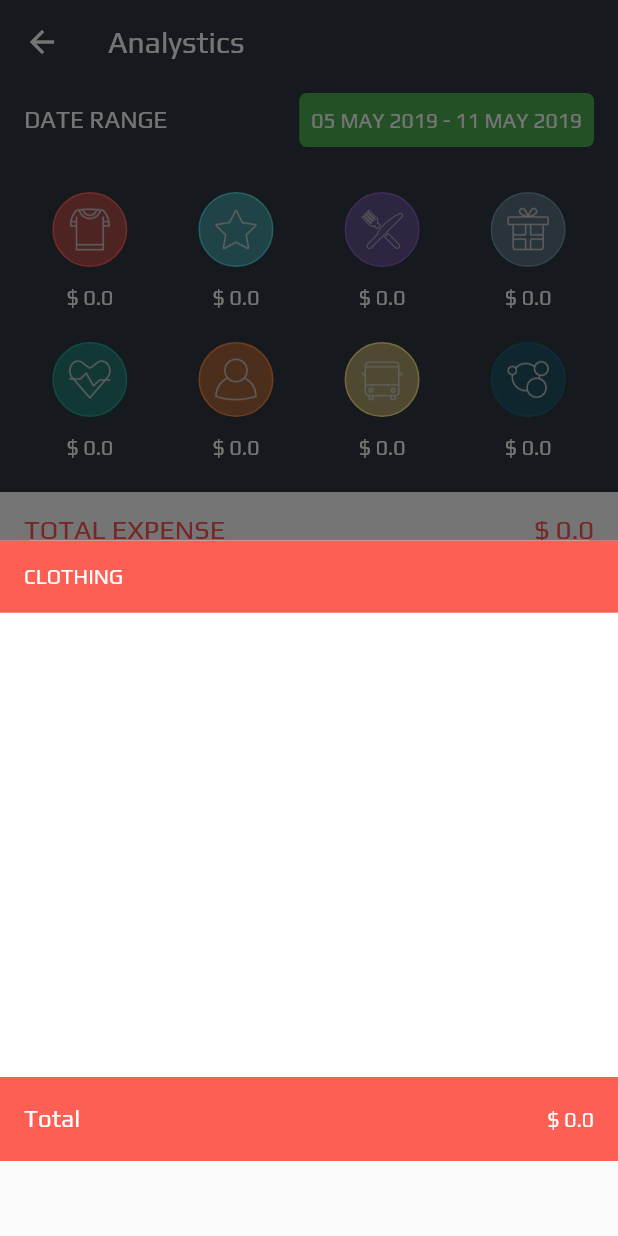
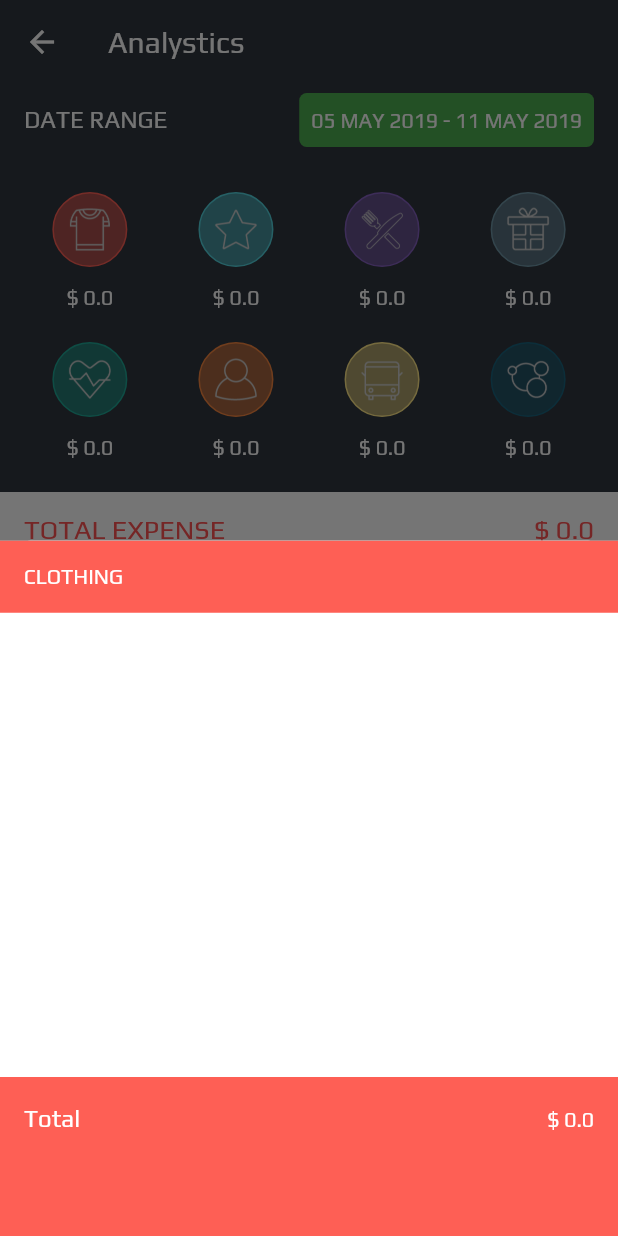
Before and after one commit to lmp95/mobile-expense, a Flutter app: the WeekAnalystics screen opened directly, after a tap on "$ 0.0", on a phone screen of 412 x 824 dp. Run offline on Flutter 3.47's test engine with Material 2 defaults, Android fonts, the phone set to English and light mode, and no system bars; our stand-ins replace charts_flutter, flutter_slidable, month_picker_dialog, percent_indicator, sqflite; missing offline and left inert: date_range_picker, firebase_admob, flutter_calendar, flutter_picker; accounts and stored records are empty.

Commit message:
layout minor changes

```diff
--- a/lib/Views/Analystics/Month/generate_cate_monthly_exp_list.dart
+++ b/lib/Views/Analystics/Month/generate_cate_monthly_exp_list.dart
@@ -23,7 +23,6 @@ generateReport(DateTime _selectedMonth, String category, BuildContext context,
       context: context,
       builder: (builder) {
         return Container(
-          margin: EdgeInsets.only(bottom: 50.0),
           color: Colors.white,
           child: Column(
             children: <Widget>[
@@ -82,6 +81,7 @@ generateReport(DateTime _selectedMonth, String category, BuildContext context,
                 ),
               ),
               Container(
+                padding: EdgeInsets.only(bottom: 50.0),
                 margin: EdgeInsets.symmetric(horizontal: 16.0),
                 child: ListTile(
                   title: Text("Total"),
--- a/lib/Views/Analystics/Week/weekly_modal_dialog.dart
+++ b/lib/Views/Analystics/Week/weekly_modal_dialog.dart
@@ -15,7 +15,6 @@ void showModalSheet(
     context: context,
     builder: (builder) {
       return Container(
-        margin: EdgeInsets.only(bottom: 50.0),
         decoration: BoxDecoration(
           borderRadius: BorderRadius.only(
               topLeft: Radius.circular(20.0), topRight: Radius.circular(20.0)),
@@ -47,6 +46,7 @@ void showModalSheet(
               ),
             ),
             Container(
+                padding: EdgeInsets.only(bottom: 50.0),
                 color: color,
                 child: ListTile(
                   title: Text(
--- a/lib/Views/Analystics/Year/year_exp_list.dart
+++ b/lib/Views/Analystics/Year/year_exp_list.dart
@@ -29,7 +29,6 @@ void showYearExpList(context, category, color, selectedYear) {
       context: context,
       builder: (BuildContext bc) {
         return Container(
-          margin: EdgeInsets.only(bottom: 50.0),
           child: Column(
             mainAxisSize: MainAxisSize.max,
             children: <Widget>[
@@ -108,6 +107,7 @@ void showYearExpList(context, category, color, selectedYear) {
                 ),
               ),
               Container(
+                padding: EdgeInsets.only(bottom: 50.0),
                 color: color,
                 child: ListTile(
                   title: Text(
--- a/lib/Views/LandingPage/landing_page.dart
+++ b/lib/Views/LandingPage/landing_page.dart
@@ -42,7 +42,7 @@ class _LandingPageState extends State<LandingPage> {
   }
 
   BannerAd myBanner = BannerAd(
-    adUnitId: 'ca-app-pub-3019709491358398/1215457405',
+    adUnitId: 'ca-app-pub-3019709491358398/9141763478',
     size: AdSize.smartBanner,
     targetingInfo: targetInfo,
     listener: (MobileAdEvent event) {
@@ -89,7 +89,7 @@ class _LandingPageState extends State<LandingPage> {
 }
 
 MobileAdTargetingInfo targetInfo = MobileAdTargetingInfo(
-  keywords: <String>['expense', 'expenager'],
+  keywords: <String>['expense', 'finance'],
   contentUrl: '',
   birthday: DateTime.now(),
   childDirected: false,
```
Also changed, not shown: 2 other files.
